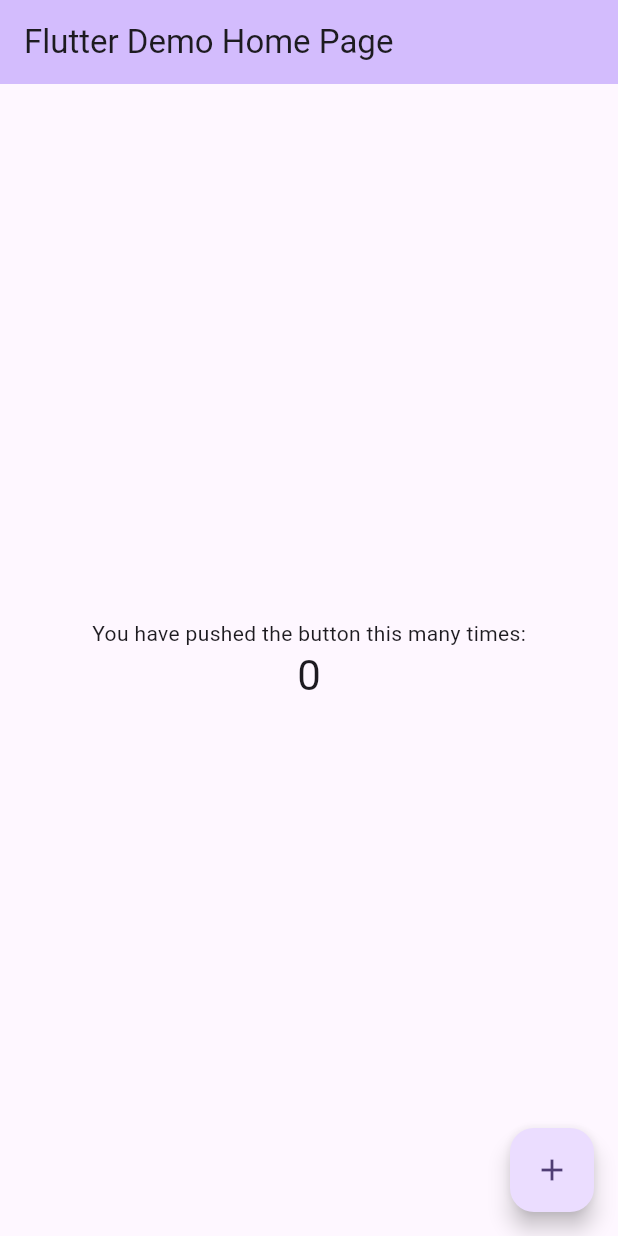
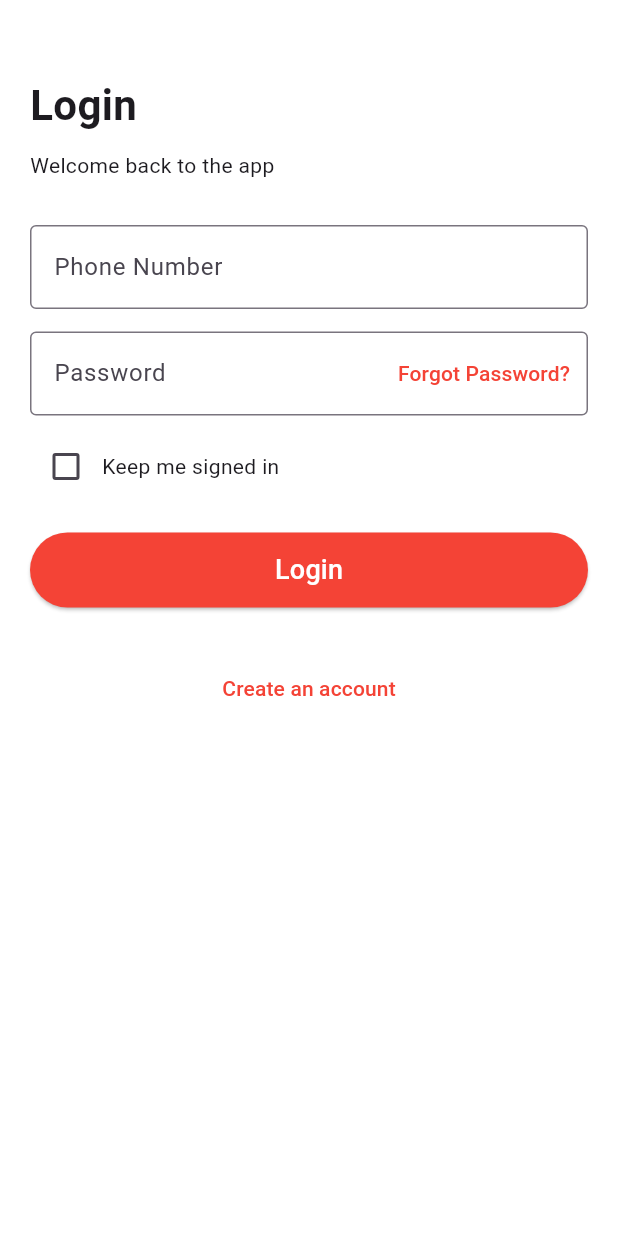
Before and after one commit to hayat-se/Airline-Reservation-System, a Flutter app: the screen it shows after launch, on a phone screen of 412 x 824 dp. Run offline on Flutter 3.47's test engine with Material 3 defaults, Android fonts, the phone set to English and light mode, and no system bars; our stand-ins replace shared_preferences.

Commit message:
Adding login and Sign Up Pages

```diff
--- /dev/null
+++ b/lib/Data/Providers/login_provider.dart
@@ -0,0 +1,10 @@
+import 'package:flutter/material.dart';
+
+class LoginProvider with ChangeNotifier {
+  bool keepSignedIn = false;
+
+  void toggleKeepSignedIn() {
+    keepSignedIn = !keepSignedIn;
+    notifyListeners();
+  }
+}
--- /dev/null
+++ b/lib/Data/Providers/services/local_storage_service.dart
@@ -0,0 +1,22 @@
+import 'package:shared_preferences/shared_preferences.dart';
+
+class LocalStorageService {
+  static Future<void> saveUserCredentials(String email, String password) async {
+    final prefs = await SharedPreferences.getInstance();
+    await prefs.setString('email', email);
+    await prefs.setString('password', password);
+  }
+
+  static Future<Map<String, String?>> getUserCredentials() async {
+    final prefs = await SharedPreferences.getInstance();
+    final email = prefs.getString('email');
+    final password = prefs.getString('password');
+    return {'email': email, 'password': password};
+  }
+
+  static Future<void> clearUserCredentials() async {
+    final prefs = await SharedPreferences.getInstance();
+    await prefs.remove('email');
+    await prefs.remove('password');
+  }
+}
--- /dev/null
+++ b/lib/Ui/Screens/Login/login_with_phone_screen.dart
@@ -0,0 +1,107 @@
+import 'package:flutter/material.dart';
+import 'package:provider/provider.dart';
+import '../../../data/providers/login_provider.dart';
+import '../../widgets/custom_text_field.dart';
+import 'auth/create_account_screen.dart';
+
+class LoginWithPhoneScreen extends StatelessWidget {
+  final TextEditingController phoneController = TextEditingController();
+  final TextEditingController passwordController = TextEditingController();
+
+  LoginWithPhoneScreen({super.key});
+
+  @override
+  Widget build(BuildContext context) {
+    return Scaffold(
+      body: SafeArea(
+        child: SingleChildScrollView(
+          keyboardDismissBehavior: ScrollViewKeyboardDismissBehavior.onDrag,
+          child: Padding(
+            padding: const EdgeInsets.all(20.0),
+            child: Column(
+              crossAxisAlignment: CrossAxisAlignment.start,
+              children: [
+                const SizedBox(height: 30),
+                const Text('Login',
+                    style: TextStyle(fontSize: 28, fontWeight: FontWeight.bold)),
+                const SizedBox(height: 10),
+                const Text('Welcome back to the app'),
+                const SizedBox(height: 30),
+
+                CustomTextField(
+                  label: 'Phone Number',
+                  controller: phoneController,
+                  keyboardType: TextInputType.phone,
+                ),
+                const SizedBox(height: 15),
+
+                Stack(
+                  alignment: Alignment.centerRight,
+                  children: [
+                    CustomTextField(
+                      label: 'Password',
+                      controller: passwordController,
+                      obscureText: true,
+                    ),
+                    TextButton(
+                      onPressed: () {
+                        // TODO: Implement Forgot Password Navigation
+                      },
+                      child: const Text('Forgot Password?',
+                          style: TextStyle(color: Colors.red)),
+                    ),
+                  ],
+                ),
+                const SizedBox(height: 10),
+
+                Consumer<LoginProvider>(
+                  builder: (context, loginProvider, _) => Row(
+                    children: [
+                      Checkbox(
+                        value: loginProvider.keepSignedIn,
+                        onChanged: (_) => loginProvider.toggleKeepSignedIn(),
+                      ),
+                      const Text('Keep me signed in'),
+                    ],
+                  ),
+                ),
+                const SizedBox(height: 20),
+
+                ElevatedButton(
+                  style: ElevatedButton.styleFrom(
+                    backgroundColor: Colors.red,
+                    minimumSize: const Size.fromHeight(50),
+                  ),
+                  onPressed: () {
+                    // TODO: Implement login logic
+                  },
+                  child: const Text('Login',
+                      style: TextStyle(color: Colors.white, fontSize: 18)),
+                ),
+
+                const SizedBox(height: 30),
+
+                Center(
+                  child: TextButton(
+                    onPressed: () {
+                      Navigator.push(
+                        context,
+                        MaterialPageRoute(
+                          builder: (context) => const CreateAccountScreen(),
+                        ),
+                      );
+                    },
+                    child: const Text(
+                      'Create an account',
+                      style: TextStyle(color: Colors.red),
+                    ),
+                  ),
+                )
+              ],
+            ),
+          ),
+        ),
+      ),
+    );
+  }
+}
--- /dev/null
+++ b/lib/Ui/Widgets/custom_text_field.dart
@@ -0,0 +1,32 @@
+import 'package:flutter/material.dart';
+
+class CustomTextField extends StatelessWidget {
+  final String label;
+  final TextEditingController controller;
+  final TextInputType keyboardType;
+  final bool obscureText;
+  final String? Function(String?)? validator;
+
+  const CustomTextField({
+    super.key,
+    required this.label,
+    required this.controller,
+    this.keyboardType = TextInputType.text,
+    this.obscureText = false,
+    this.validator,
+  });
+
+  @override
+  Widget build(BuildContext context) {
+    return TextFormField(
+      controller: controller,
+      keyboardType: keyboardType,
+      obscureText: obscureText,
+      validator: validator, // ✅ Use the validator here
+      decoration: InputDecoration(
+        labelText: label,
+        border: const OutlineInputBorder(),
+      ),
+    );
+  }
+}
--- a/lib/main.dart
+++ b/lib/main.dart
@@ -1,122 +1,36 @@
 import 'package:flutter/material.dart';
+import 'package:provider/provider.dart';
 
-void main() {
+import 'Data/Providers/auth_provider.dart';
+import 'Data/Providers/login_provider.dart';
+import 'ui/screens/login/login_with_phone_screen.dart';
+
+void main() async {
+  WidgetsFlutterBinding.ensureInitialized(); // Required for shared_preferences
   runApp(const MyApp());
 }
 
 class MyApp extends StatelessWidget {
   const MyApp({super.key});
 
-  // This widget is the root of your application.
   @override
   Widget build(BuildContext context) {
-    return MaterialApp(
-      title: 'Flutter Demo',
-      theme: ThemeData(
-        // This is the theme of your application.
-        //
-        // TRY THIS: Try running your application with "flutter run". You'll see
-        // the application has a purple toolbar. Then, without quitting the app,
-        // try changing the seedColor in the colorScheme below to Colors.green
-        // and then invoke "hot reload" (save your changes or press the "hot
-        // reload" button in a Flutter-supported IDE, or press "r" if you used
-        // the command line to start the app).
-        //
-        // Notice that the counter didn't reset back to zero; the application
-        // state is not lost during the reload. To reset the state, use hot
-        // restart instead.
-        //
-        // This works for code too, not just values: Most code changes can be
-        // tested with just a hot reload.
-        colorScheme: ColorScheme.fromSeed(seedColor: Colors.deepPurple),
+    return MultiProvider(
+      providers: [
+        ChangeNotifierProvider(create: (_) => LoginProvider()),
+        ChangeNotifierProvider(create: (_) => AuthProvider()),
+      ],
+      child: MaterialApp(
+        title: 'Airline Reservation App',
+        debugShowCheckedModeBanner: false,
+        theme: ThemeData(
+          primarySwatch: Colors.red,
+          fontFamily: 'Roboto',
+          scaffoldBackgroundColor: Colors.white,
+          visualDensity: VisualDensity.adaptivePlatformDensity,
+        ),
+        home: LoginWithPhoneScreen(),
       ),
-      home: const MyHomePage(title: 'Flutter Demo Home Page'),
     );
   }
 }
-
-class MyHomePage extends StatefulWidget {
-  const MyHomePage({super.key, required this.title});
-
-  // This widget is the home page of your application. It is stateful, meaning
-  // that it has a State object (defined below) that contains fields that affect
-  // how it looks.
-
-  // This class is the configuration for the state. It holds the values (in this
-  // case the title) provided by the parent (in this case the App widget) and
-  // used by the build method of the State. Fields in a Widget subclass are
-  // always marked "final".
-
-  final String title;
-
-  @override
-  State<MyHomePage> createState() => _MyHomePageState();
-}
-
-class _MyHomePageState extends State<MyHomePage> {
-  int _counter = 0;
-
-  void _incrementCounter() {
-    setState(() {
-      // This call to setState tells the Flutter framework that something has
-      // changed in this State, which causes it to rerun the build method below
-      // so that the display can reflect the updated values. If we changed
-      // _counter without calling setState(), then the build method would not be
-      // called again, and so nothing would appear to happen.
-      _counter++;
-    });
-  }
-
-  @override
-  Widget build(BuildContext context) {
-    // This method is rerun every time setState is called, for instance as done
-    // by the _incrementCounter method above.
-    //
-    // The Flutter framework has been optimized to make rerunning build methods
-    // fast, so that you can just rebuild anything that needs updating rather
-    // than having to individually change instances of widgets.
-    return Scaffold(
-      appBar: AppBar(
-        // TRY THIS: Try changing the color here to a specific color (to
-        // Colors.amber, perhaps?) and trigger a hot reload to see the AppBar
-        // change color while the other colors stay the same.
-        backgroundColor: Theme.of(context).colorScheme.inversePrimary,
-        // Here we take the value from the MyHomePage object that was created by
-        // the App.build method, and use it to set our appbar title.
-        title: Text(widget.title),
-      ),
-      body: Center(
-        // Center is a layout widget. It takes a single child and positions it
-        // in the middle of the parent.
-        child: Column(
-          // Column is also a layout widget. It takes a list of children and
-          // arranges them vertically. By default, it sizes itself to fit its
-          // children horizontally, and tries to be as tall as its parent.
-          //
-          // Column has various properties to control how it sizes itself and
-          // how it positions its children. Here we use mainAxisAlignment to
-          // center the children vertically; the main axis here is the vertical
-          // axis because Columns are vertical (the cross axis would be
-          // horizontal).
-          //
-          // TRY THIS: Invoke "debug painting" (choose the "Toggle Debug Paint"
-          // action in the IDE, or press "p" in the console), to see the
-          // wireframe for each widget.
-          mainAxisAlignment: MainAxisAlignment.center,
-          children: <Widget>[
-            const Text('You have pushed the button this many times:'),
-            Text(
-              '$_counter',
-              style: Theme.of(context).textTheme.headlineMedium,
-            ),
-          ],
-        ),
-      ),
-      floatingActionButton: FloatingActionButton(
-        onPressed: _incrementCounter,
-        tooltip: 'Increment',
-        child: const Icon(Icons.add),
-      ), // This trailing comma makes auto-formatting nicer for build methods.
-    );
-  }
-}
--- a/pubspec.yaml
+++ b/pubspec.yaml
@@ -34,6 +34,8 @@ dependencies:
   # The following adds the Cupertino Icons font to your application.
   # Use with the CupertinoIcons class for iOS style icons.
   cupertino_icons: ^1.0.8
+  provider: ^6.1.5
+  shared_preferences: ^2.5.3
 
 dev_dependencies:
   flutter_test:
```
Also changed, not shown: lib/Data/Providers/auth_provider.dart (added, +21 -0 lines), lib/Ui/Screens/Login/auth/create_account_screen.dart (added, +163 -0 lines), pubspec.lock, 2 other files.
